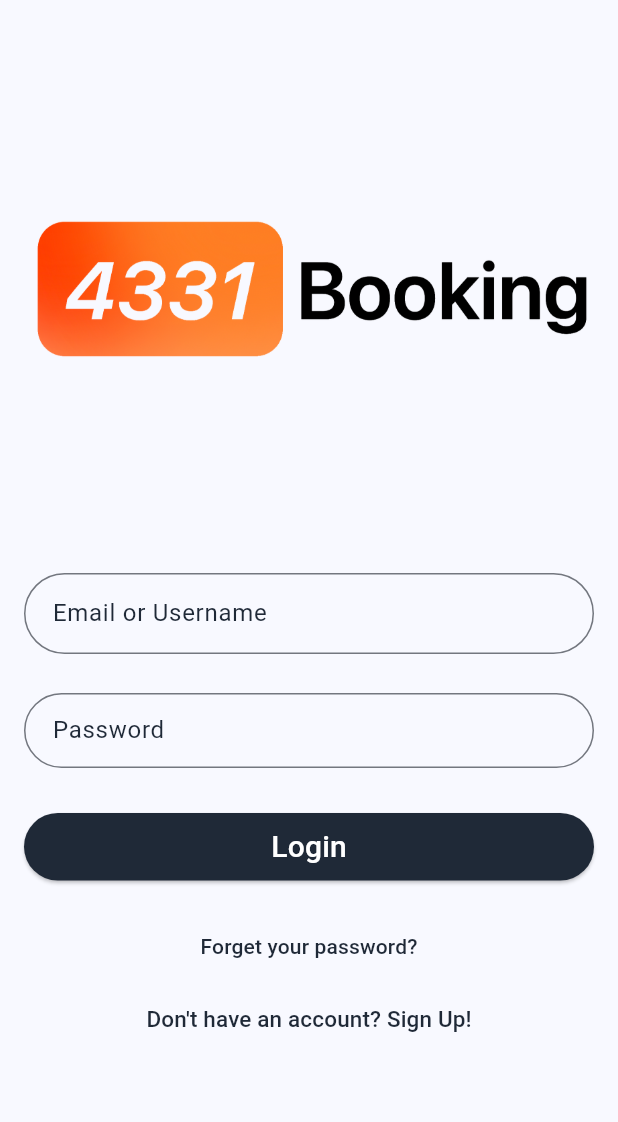
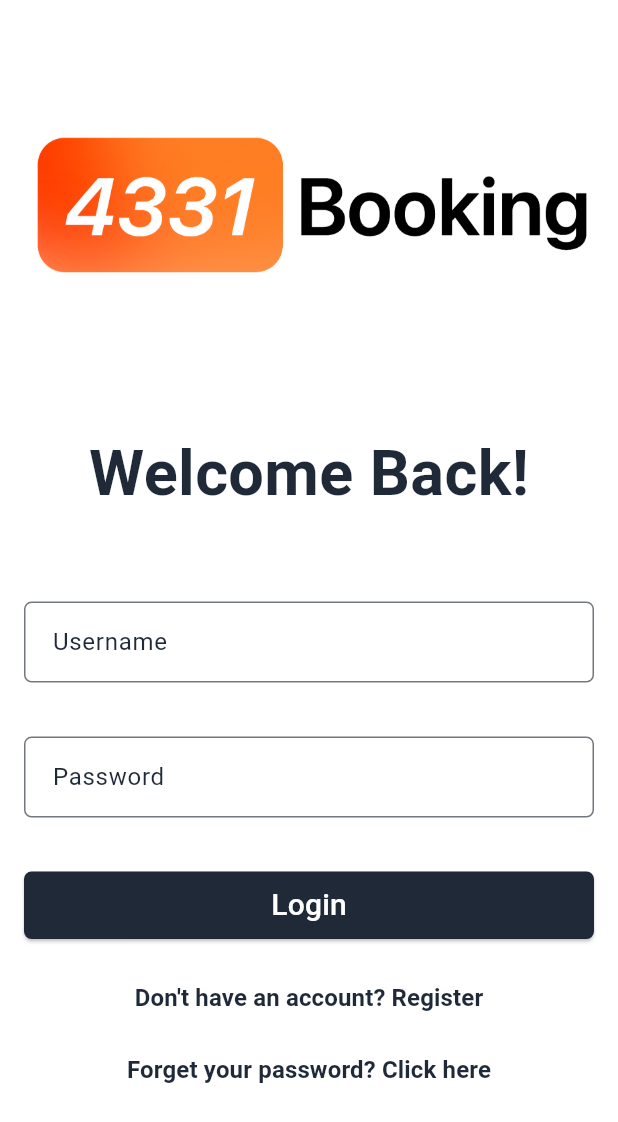
Before and after one commit to FarisAlamoudi/BigProject, a Flutter app: the screen it shows after launch, on a phone screen of 412 x 824 dp. Shown: the top 1122 px of the screen. Run offline on Flutter 3.47's test engine with Material 3 defaults, Android fonts, the phone set to English and light mode, and no system bars; missing offline and left inert: mongo_dart; Roboto replaces fonts that are missing (SpaceMono).

Commit message:
Update main.dart

```diff
--- a/frontendMobile/lib/main.dart
+++ b/frontendMobile/lib/main.dart
@@ -1,21 +1,23 @@
 import 'dart:convert';
 import 'package:flutter/material.dart';
 import 'package:http/http.dart' as http;
+import 'package:reserve_smart/dbHelper/mongodb.dart';
 import 'package:reserve_smart/forgot_password.dart';
 import 'package:reserve_smart/reserve.dart';
 import 'package:reserve_smart/sign_up_page.dart';
 
 void main() async {
   WidgetsFlutterBinding.ensureInitialized();
+  await MongoDatabase.connect();
   runApp(const MyApp());
 }
+
 
 class MyApp extends StatelessWidget {
   const MyApp({super.key});
 
   @override
   Widget build(BuildContext context) {
-    print('Building ForgotPasswordPage');
     return MaterialApp(
       title: '4331Booking',
       theme: ThemeData(
@@ -23,23 +25,22 @@ class MyApp extends StatelessWidget {
           seedColor: const Color.fromARGB(255, 31, 41, 55),
           primary: Colors.black,
         ),
-        //scaffoldBackgroundColor: Colors.white,
         appBarTheme: const AppBarTheme(
-          //backgroundColor: Colors.white,
           foregroundColor: Color.fromARGB(255, 31, 41, 55),
         ),
         inputDecorationTheme: InputDecorationTheme(
-          labelStyle: const TextStyle(
-            color: Color.fromARGB(255, 31, 41, 55),
-          ),
+          labelStyle: const TextStyle(color: Color.fromARGB(255, 31, 41, 55)),
           border: OutlineInputBorder(
             borderRadius: BorderRadius.circular(200.0),
-            borderSide: const BorderSide(
-                color: Color.fromARGB(255, 31, 41, 55), width: 2.0),
+            borderSide: const BorderSide(color: Color.fromARGB(255, 31, 41, 55), width: 2.0),
           ),
         ),
       ),
-      home: const LoginPage(),
+      initialRoute: '/login',
+      routes: {
+        '/login': (context) => const LoginPage(),
+        // Add other routes here
+      },
     );
   }
 }
@@ -83,6 +84,13 @@ class _LoginPageState extends State<LoginPage> {
       );
 
       if (response.statusCode == 200) {
+        ScaffoldMessenger.of(context).showSnackBar(
+          const SnackBar(
+            content: Text('Login successful!'),
+            backgroundColor: Colors.green,
+          ),
+        );
+
         Navigator.push(
           context,
           MaterialPageRoute(
@@ -93,43 +101,20 @@ class _LoginPageState extends State<LoginPage> {
         );
       } else {
         final Map<String, dynamic> jsonResponse = jsonDecode(response.body);
-        showDialog(
-          context: context,
-          builder: (BuildContext context) {
-            return AlertDialog(
-              title: const Text('Invalid Credentials'),
-              content: Text(jsonResponse['message'] ?? 'Incorrect Entry'),
-              actions: <Widget>[
-                TextButton(
-                  child: const Text('OK'),
-                  onPressed: () {
-                    Navigator.of(context).pop();
-                  },
+        ScaffoldMessenger.of(context).showSnackBar(
+          SnackBar(
+            content: Text(jsonResponse['message'] ?? 'Unknown error'),
+            backgroundColor: Colors.red,
           ),
-              ],
-            );
-          },
         );
       }
     } catch (e) {
       print(e.toString());
-      showDialog(
-        context: context,
-        builder: (BuildContext context) {
-          return AlertDialog(
-            title: const Text('Login Error'),
-            content: const Text(
-                'Failed to connect to the server. Please try again later.'),
-            actions: <Widget>[
-              TextButton(
-                child: const Text('OK'),
-                onPressed: () {
-                  Navigator.of(context).pop();
-                },
+      ScaffoldMessenger.of(context).showSnackBar(
+        const SnackBar(
+          content: Text('Failed to connect to the server. Please try again later.'),
+          backgroundColor: Colors.red,
         ),
-            ],
-          );
-        },
       );
     }
   }
@@ -137,50 +122,59 @@ class _LoginPageState extends State<LoginPage> {
   @override
     Widget build(BuildContext context) {
     return Scaffold(
-      body: SingleChildScrollView(
-        child: Column(
+      backgroundColor: Colors.white, // Set the background color of the Scaffold to white
+      body: Column(
         children: [
           Container(
             alignment: Alignment.center,
-              padding: const EdgeInsets.all(16.0),
+            padding: const EdgeInsets.symmetric(horizontal: 16.0, vertical: 10.0),
             child: Image.asset(
               'assets/TheLogo.png',
-                height: 350,
+              height: 250,
               width: 450,
             ),
           ),
-            Padding(
-              padding: const EdgeInsets.symmetric(horizontal: 16.0),
+          Expanded(
+            child: Container(
+              padding: const EdgeInsets.all(16.0),
               child: Column(
                 crossAxisAlignment: CrossAxisAlignment.stretch,
-                children: <Widget>[
+                children: [
+                  const Center(
+                    child: Text(
+                      'Welcome Back!',
+                      style: TextStyle(
+                        fontSize: 42,
+                        fontWeight: FontWeight.bold,
+                        fontFamily: 'SpaceMono',
+                        color: Color.fromARGB(255, 31, 41, 55),
+                      ),
+                    ),
+                  ),
+                  const SizedBox(height: 55),
                   SizedBox(
                     height: 60,
                     child: TextField(
                       controller: _emailController,
                       decoration: InputDecoration(
-                        contentPadding: const EdgeInsets.symmetric(
-                            vertical: 15.0, horizontal: 15),
+                        contentPadding: const EdgeInsets.symmetric(vertical: 15.0, horizontal: 15),
                         border: OutlineInputBorder(
-                          borderRadius: BorderRadius.circular(200.0),
-                          borderSide: const BorderSide(
-                              color: Color.fromARGB(255, 31, 41, 55),
-                              width: 2.0),
+                          borderRadius: BorderRadius.circular(5.0),
+                          borderSide: const BorderSide(color: Color.fromARGB(255, 31, 41, 55), width: 2.0),
                         ),
-                        labelText: 'Email or Username',
+                        labelText: 'Username',
                       ),
                     ),
                   ),
-                  const SizedBox(height: 20), // Adjust spacing here
+                  const SizedBox(height: 30),
                   SizedBox(
-                    height: 50,
+                    height: 60,
                     child: TextField(
                       controller: _passwordController,
                       decoration: InputDecoration(
-                        contentPadding: const EdgeInsets.symmetric(
-                            vertical: 15.0, horizontal: 15),
+                        contentPadding: const EdgeInsets.symmetric(vertical: 15.0, horizontal: 15),
                         border: OutlineInputBorder(
-                          borderRadius: BorderRadius.circular(200.0),
+                          borderRadius: BorderRadius.circular(5.0),
                         ),
                         labelText: 'Password',
                       ),
@@ -196,55 +190,66 @@ class _LoginPageState extends State<LoginPage> {
                       },
                       style: ElevatedButton.styleFrom(
                         shape: RoundedRectangleBorder(
-                          borderRadius: BorderRadius.circular(200.0),
+                          borderRadius: BorderRadius.circular(5.0),
                         ),
                         backgroundColor: const Color.fromARGB(255, 31, 41, 55),
                       ),
                       child: const Text(
                         'Login',
-                        style: TextStyle(fontSize: 20, color: Colors.white),
+                        style: TextStyle(
+                          fontSize: 20,
+                          color: Colors.white,
+                          fontFamily: 'SpaceMono',
                         ),
                       ),
                     ),
-                  const SizedBox(height: 20),
+                  ),
+                  const SizedBox(height: 15),
                   TextButton(
                     onPressed: () {
                       Navigator.push(
                         context,
-                        MaterialPageRoute(
-                            builder: (context) => ForgotPasswordPage()),
+                        MaterialPageRoute(builder: (context) => const SignUpPage()),
                       );
                     },
                     style: TextButton.styleFrom(
                       foregroundColor: const Color.fromARGB(255, 31, 41, 55),
                     ),
                     child: const Text(
-                      "Forget your password?",
-                      style: TextStyle(color: Color.fromARGB(255, 31, 41, 55)),
+                      "Don't have an account? Register",
+                      style: TextStyle(
+                          fontSize: 16,
+                          color: Color.fromARGB(255, 31, 41, 55),
+                          fontWeight: FontWeight.bold,
+                          fontFamily: 'SpaceMono',
                         ),
                     ),
-
+                  ),
                   TextButton(
                     onPressed: () {
                       Navigator.push(
                         context,
-                        MaterialPageRoute(
-                            builder: (context) => const SignUpPage()),
+                        MaterialPageRoute(builder: (context) => const ForgotPasswordPage()),
                       );
                     },
+                    style: TextButton.styleFrom(
+                      foregroundColor: const Color.fromARGB(255, 31, 41, 55),
+                    ),
                     child: const Text(
-                      'Don\'t have an account? Sign Up!',
+                      "Forget your password? Click here",
                       style: TextStyle(
+                          fontSize: 16,
                           color: Color.fromARGB(255, 31, 41, 55),
-                        fontSize: 15, // Adjust the font size here
+                          fontWeight: FontWeight.bold,
+                          fontFamily: 'SpaceMono',
                         ),
                     ),
                   ),
                 ],
               ),
             ),
+          ),
         ],
-        ),
       ),
     );
   }
```
Lines whose indentation alone changed are shown as unchanged.
